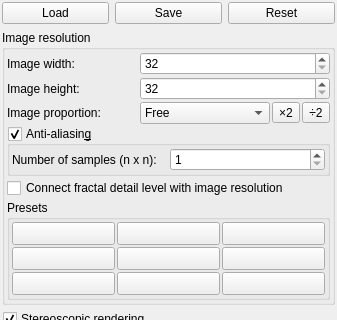
Old version of the form mandelbulber2/qt/dock_image_adjustments.ui in the repository buddhi1980/mandelbulber2; both pictures show x 0 to 337 and y 0 to 320 of the 337 by 1257 pixel window.
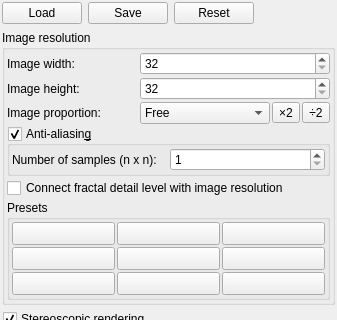
New version of the form. Icons and pictures are not drawn. Custom widgets are drawn as their Qt base class.

```diff
--- a/mandelbulber2/qt/dock_image_adjustments.ui
+++ b/mandelbulber2/qt/dock_image_adjustments.ui
@@ -49,6 +49,19 @@
        </property>
       </widget>
      </item>
+     <item>
+      <spacer name="horizontalSpacer_5">
+       <property name="orientation">
+        <enum>Qt::Horizontal</enum>
+       </property>
+       <property name="sizeHint" stdset="0">
+        <size>
+         <width>40</width>
+         <height>20</height>
+        </size>
+       </property>
+      </spacer>
+     </item>
     </layout>
    </item>
    <item>
```
Left out of the diff: 134 changed lines with no effect on the pictures.
